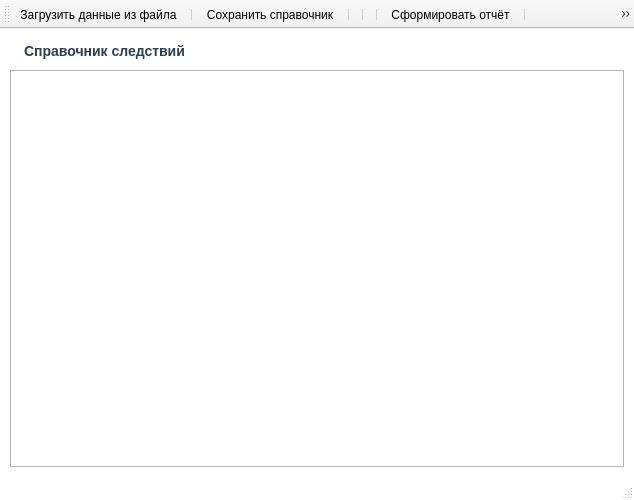
Old version of the form investigation_directory.ui in the repository Hash3816/PoiliceDirectory.
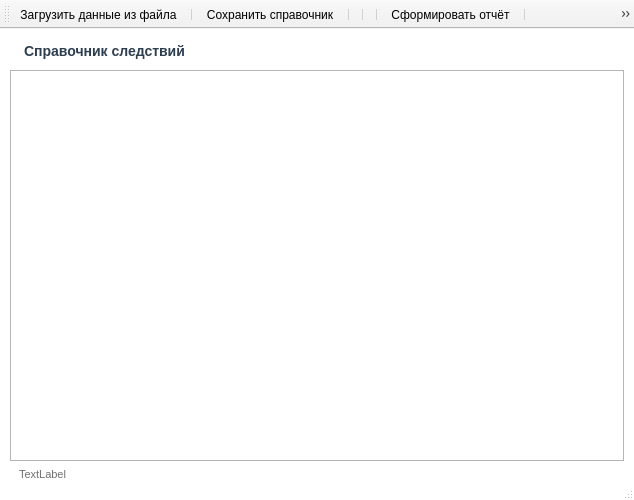
New version of the form. Icons and pictures are not drawn.

```diff
--- a/investigation_directory.ui
+++ b/investigation_directory.ui
@@ -518,7 +518,12 @@
     margin-right: 6px;
     margin-top: 5px;           
     margin-bottom: 5px;        
-}</string>
+}
+
+QStatusBar {
+    min-height: 10px;
+    max-height: 10px;
+    }</string>
   </property>
   <property name="animated">
    <bool>false</bool>
@@ -1500,6 +1505,35 @@
       <property name="editTriggers">
        <set>QAbstractItemView::EditTrigger::NoEditTriggers</set>
       </property>
+      <attribute name="verticalHeaderVisible">
+       <bool>false</bool>
+      </attribute>
+     </widget>
+    </item>
+    <item>
+     <widget class="QLabel" name="SelectRowText">
+      <property name="minimumSize">
+       <size>
+        <width>0</width>
+        <height>15</height>
+       </size>
+      </property>
+      <property name="layoutDirection">
+       <enum>Qt::LayoutDirection::LeftToRight</enum>
+      </property>
+      <property name="styleSheet">
+       <string notr="true">color: #707070;
+font-size: 11px;</string>
+      </property>
+      <property name="text">
+       <string>TextLabel</string>
+      </property>
+      <property name="margin">
+       <number>0</number>
+      </property>
+      <property name="indent">
+       <number>9</number>
+      </property>
      </widget>
     </item>
    </layout>
@@ -1508,7 +1542,7 @@
    <property name="minimumSize">
     <size>
      <width>0</width>
-     <height>25</height>
+     <height>10</height>
     </size>
    </property>
   </widget>
```
Left out of the diff: 35 changed lines with no effect on the pictures.
